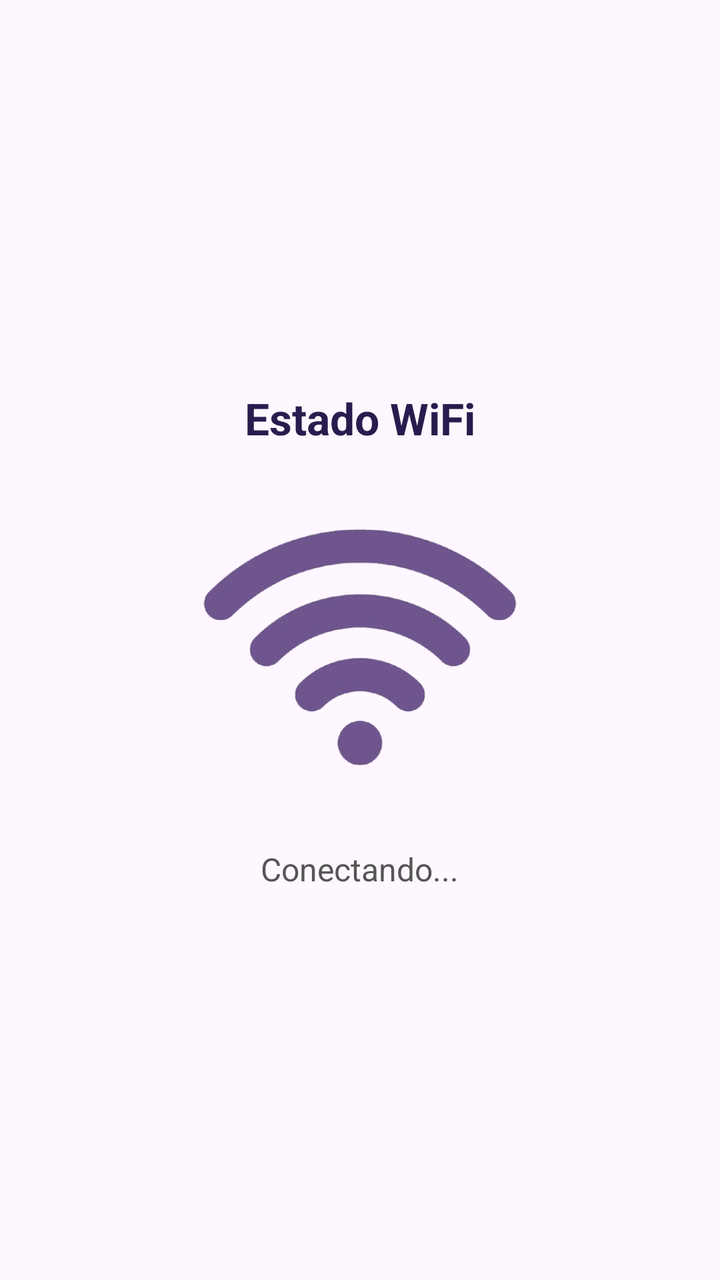
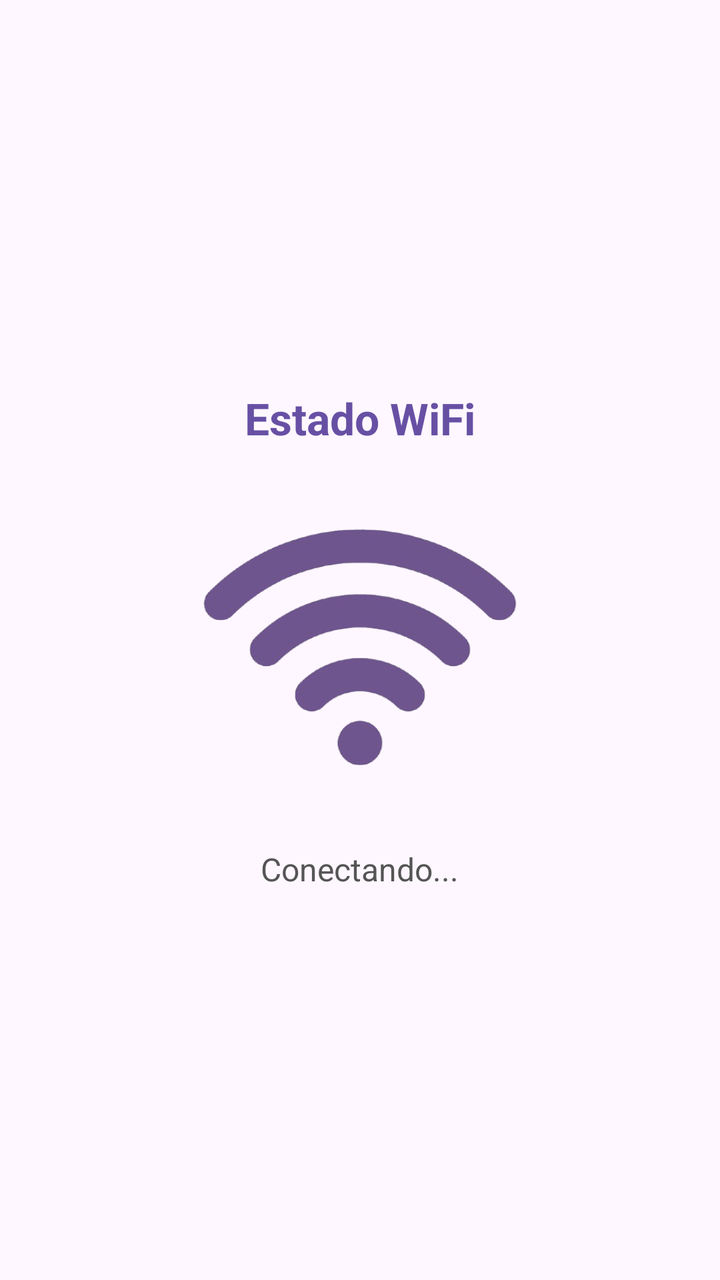

Before-and-after screenshots of an Android layout around one commit, followed by the original layout XML and the change that was made.
<!-- AndroidManifest.xml: application theme Theme.BikeLight -->
<!-- res/layout/fragment_estado_wifi.xml -->
<?xml version="1.0" encoding="utf-8"?>
<LinearLayout xmlns:android="http://schemas.android.com/apk/res/android"
    android:layout_width="match_parent"
    android:layout_height="match_parent"
    android:orientation="vertical"
    android:gravity="center"
    android:padding="24dp">

    <TextView
        android:layout_width="wrap_content"
        android:layout_height="wrap_content"
        android:text="Estado WiFi"
        android:textSize="22sp"
        android:textStyle="bold"
        android:textColor="@color/bikelight_header"
        android:layout_marginBottom="10dp" />

    <ImageView
        android:id="@+id/ivWifiIcon"
        android:layout_width="180dp"
        android:layout_height="180dp"
        android:src="@drawable/wifi"
        android:contentDescription="Icono WiFi" />

    <TextView
        android:id="@+id/tvWifiStatusDetail"
        android:layout_width="wrap_content"
        android:layout_height="wrap_content"
        android:text="Conectando..."
        android:layout_marginTop="10dp"
        android:textSize="16sp"
        android:textColor="#555555" />
</LinearLayout>
<!-- resources referenced by this layout -->
<resources>
  <color name="bikelight_header">#2A1B4E</color>
  <!-- drawable wifi: png bitmap (drawable, 73642 bytes) -->
  <style name="Theme.BikeLight" parent="Base.Theme.BikeLight" />
  <style name="Base.Theme.BikeLight" parent="Theme.Material3.DayNight.NoActionBar">
          
          
      </style>
</resources>

<!-- the commit's change to res/layout/fragment_estado_wifi.xml (unified diff, before → after) -->
@@ -12,7 +12,7 @@
         android:text="Estado WiFi"
         android:textSize="22sp"
         android:textStyle="bold"
-        android:textColor="@color/bikelight_header"
+        android:textColor="@color/bikelight_primary"
         android:layout_marginBottom="10dp" />
 
     <ImageView
<!-- resource entries referenced after the edit -->
@@ -1,6 +1,6 @@
 <!-- resources referenced by this layout -->
 <resources>
-  <color name="bikelight_header">#2A1B4E</color>
+  <color name="bikelight_primary">#6750A4</color>
   <!-- drawable wifi: png bitmap (drawable, 73642 bytes) -->
   <style name="Theme.BikeLight" parent="Base.Theme.BikeLight" />
   <style name="Base.Theme.BikeLight" parent="Theme.Material3.DayNight.NoActionBar">
